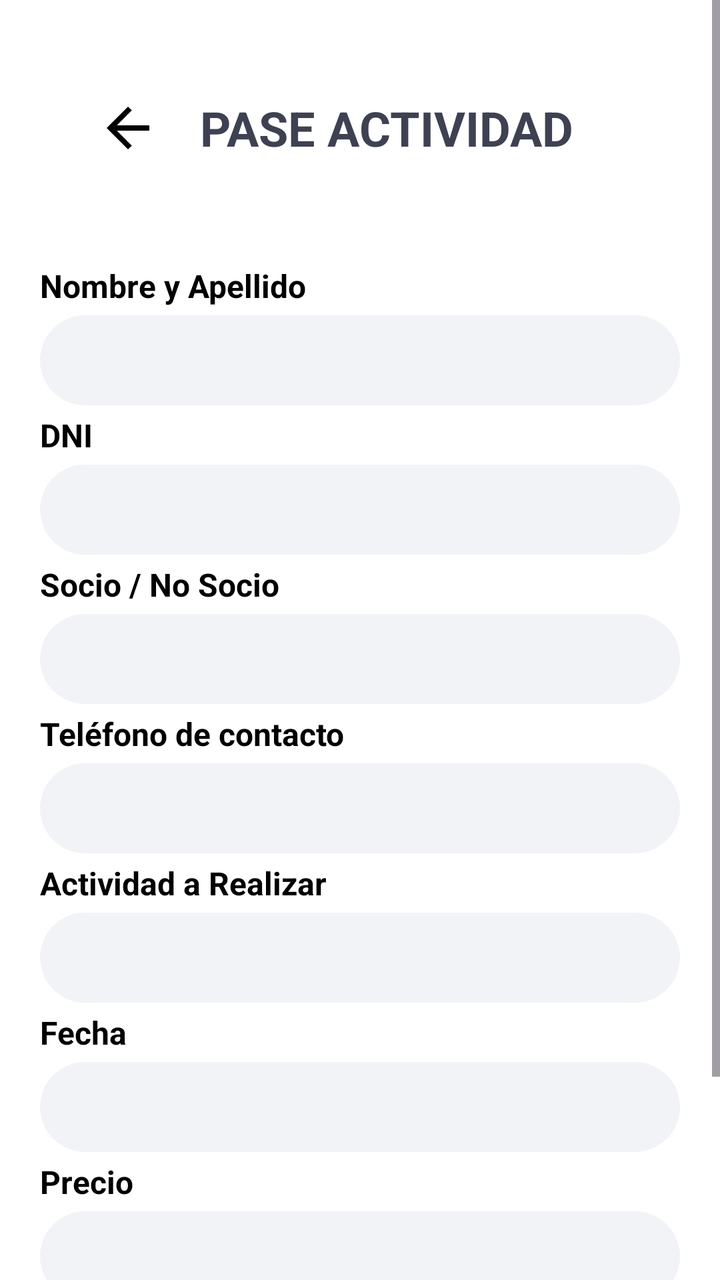
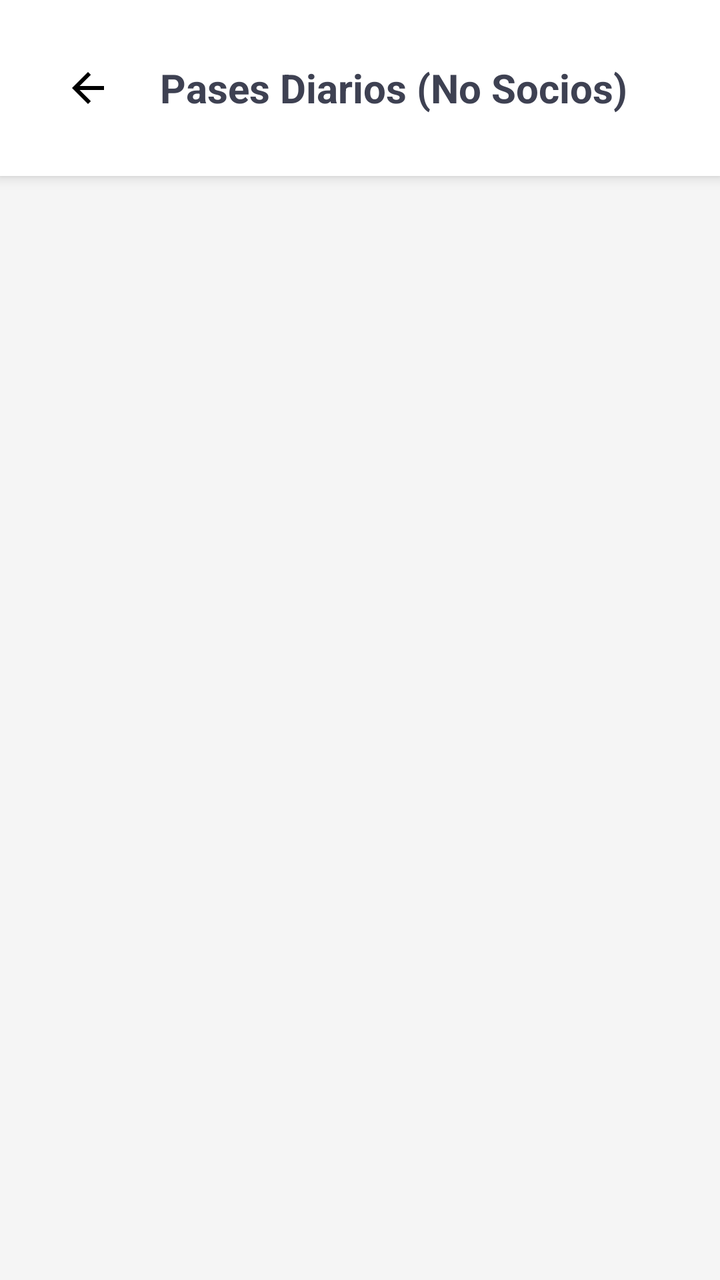

The first picture is an Android layout as it rendered before a commit; the second is the same layout after the commit. The layout source and the unified diff follow.
<!-- AndroidManifest.xml: application theme Theme.ClubDeportivoDAM -->
<!-- res/layout/activity_pase_actividad.xml -->
<?xml version="1.0" encoding="utf-8"?>
<ScrollView xmlns:android="http://schemas.android.com/apk/res/android"
    android:layout_width="match_parent"
    android:layout_height="match_parent"
    android:background="#FFFFFF">

    <LinearLayout
        android:layout_width="match_parent"
        android:layout_height="wrap_content"
        android:orientation="vertical"
        android:padding="20dp">
        <RelativeLayout
            android:layout_width="match_parent"
            android:layout_height="wrap_content"
            android:padding="20dp"
            android:layout_marginBottom="20dp">

            <ImageButton
                android:id="@+id/btnBackToPanel"
                android:layout_width="48dp"
                android:layout_height="48dp"
                android:layout_alignParentStart="true"
                android:layout_centerVertical="true"
                android:background="?attr/selectableItemBackgroundBorderless"
                android:contentDescription="Volver"
                android:padding="8dp"
                android:scaleType="fitCenter"
                android:src="@drawable/ic_arrow_back" />

            <TextView
                android:layout_width="wrap_content"
                android:layout_height="wrap_content"
                android:layout_toEndOf="@id/btnBackToPanel"
                android:layout_centerVertical="true"
                android:layout_marginStart="12dp"
                android:text="PASE ACTIVIDAD"
                android:textColor="#3E4152"
                android:textSize="24sp"
                android:textStyle="bold" />

        </RelativeLayout>



        <TextView style="@style/LabelStyle" android:text="Nombre y Apellido" />
        <EditText style="@style/InputStyle" android:inputType="textPersonName" />

        <TextView style="@style/LabelStyle" android:text="DNI" />
        <EditText style="@style/InputStyle" android:inputType="number" />

        <TextView style="@style/LabelStyle" android:text="Socio / No Socio" />
        <EditText style="@style/InputStyle" android:inputType="text" />

        <TextView style="@style/LabelStyle" android:text="Teléfono de contacto" />
        <EditText style="@style/InputStyle" android:inputType="phone" />

        <TextView style="@style/LabelStyle" android:text="Actividad a Realizar" />
        <EditText style="@style/InputStyle" android:inputType="text" />

        <TextView style="@style/LabelStyle" android:text="Fecha" />
        <EditText style="@style/InputStyle" android:inputType="date" />

        <TextView style="@style/LabelStyle" android:text="Precio" />
        <EditText style="@style/InputStyle" android:inputType="numberDecimal" />

        <androidx.appcompat.widget.AppCompatButton
            android:id="@+id/btnEmitir"
            android:layout_width="200dp"
            android:layout_height="60dp"
            android:layout_gravity="center_horizontal"
            android:layout_marginTop="30dp"
            android:background="@drawable/boton_emitir_pase"
            android:text="Emitir Pase"
            android:textAllCaps="false"
            android:textColor="#FFFFFF"
            android:textSize="18sp"
            android:textStyle="bold" />

    </LinearLayout>
</ScrollView>
<!-- resources referenced by this layout -->
<resources>
  <!-- drawable boton_emitir_pase (drawable) -->
  <?xml version="1.0" encoding="utf-8"?>
  <shape xmlns:android="http://schemas.android.com/apk/res/android">
      <solid android:color="#004D40" /> <corners android:radius="4dp" /> </shape>
  <!-- drawable ic_arrow_back (drawable) -->
  <vector xmlns:android="http://schemas.android.com/apk/res/android" android:autoMirrored="true" android:height="24dp" android:tint="#000000" android:viewportHeight="960" android:viewportWidth="960" android:width="24dp">
        
      <path android:fillColor="@android:color/white" android:pathData="M313,520L537,744L480,800L160,480L480,160L537,216L313,440L800,440L800,520L313,520Z"/>
      
  </vector>
  <style name="InputStyle">
      <item name="android:layout_width">match_parent</item>
      <item name="android:layout_height">45dp</item>
      <item name="android:background">@drawable/input_field</item>
      <item name="android:paddingHorizontal">12dp</item>
      <item name="android:textColor">#3E4152</item>
      <item name="android:textSize">14sp</item>
  </style>
  <style name="LabelStyle">
      <item name="android:layout_width">match_parent</item>
      <item name="android:layout_height">wrap_content</item>
      <item name="android:textColor">#000000</item>
      <item name="android:textSize">16sp</item>
      <item name="android:textStyle">bold</item>
      <item name="android:layout_marginTop">4dp</item>
      <item name="android:layout_marginBottom">4dp</item>
  </style>
  <style name="Theme.ClubDeportivoDAM" parent="Base.Theme.ClubDeportivoDAM" />
  <!-- drawable input_field (drawable) -->
  <?xml version="1.0" encoding="utf-8"?>
  <shape xmlns:android="http://schemas.android.com/apk/res/android">
      <solid android:color="#F2F3F7" /> <corners android:radius="30dp" />
  </shape>
  <style name="Base.Theme.ClubDeportivoDAM" parent="Theme.Material3.DayNight.NoActionBar">
          
          
      </style>
</resources>

<!-- the commit's change to res/layout/activity_pase_actividad.xml (unified diff, before → after) -->
@@ -1,80 +1,41 @@
 <?xml version="1.0" encoding="utf-8"?>
-<ScrollView xmlns:android="http://schemas.android.com/apk/res/android"
+<LinearLayout xmlns:android="http://schemas.android.com/apk/res/android"
     android:layout_width="match_parent"
     android:layout_height="match_parent"
-    android:background="#FFFFFF">
+    android:orientation="vertical"
+    android:background="#F5F5F5">
 
-    <LinearLayout
+    <RelativeLayout
         android:layout_width="match_parent"
         android:layout_height="wrap_content"
-        android:orientation="vertical"
-        android:padding="20dp">
-        <RelativeLayout
-            android:layout_width="match_parent"
+        android:padding="20dp"
+        android:background="#FFFFFF"
+        android:elevation="4dp">
+
+        <ImageButton
+            android:id="@+id/btnBackToPanel"
+            android:layout_width="48dp"
+            android:layout_height="48dp"
+            android:background="?attr/selectableItemBackgroundBorderless"
+            android:src="@drawable/ic_arrow_back" />
+
+        <TextView
+            android:layout_width="wrap_content"
             android:layout_height="wrap_content"
-            android:padding="20dp"
-            android:layout_marginBottom="20dp">
+            android:layout_toEndOf="@id/btnBackToPanel"
+            android:layout_centerVertical="true"
+            android:layout_marginStart="12dp"
+            android:text="Pases Diarios (No Socios)"
+            android:textColor="#3E4152"
+            android:textSize="20sp"
+            android:textStyle="bold" />
+    </RelativeLayout>
 
-            <ImageButton
-                android:id="@+id/btnBackToPanel"
-                android:layout_width="48dp"
-                android:layout_height="48dp"
-                android:layout_alignParentStart="true"
-                android:layout_centerVertical="true"
-                android:background="?attr/selectableItemBackgroundBorderless"
-                android:contentDescription="Volver"
-                android:padding="8dp"
-                android:scaleType="fitCenter"
-                android:src="@drawable/ic_arrow_back" />
+    <androidx.recyclerview.widget.RecyclerView
+        android:id="@+id/rvNoSocios"
+        android:layout_width="match_parent"
+        android:layout_height="match_parent"
+        android:padding="10dp"
+        android:clipToPadding="false" />
 
-            <TextView
-                android:layout_width="wrap_content"
-                android:layout_height="wrap_content"
-                android:layout_toEndOf="@id/btnBackToPanel"
-                android:layout_centerVertical="true"
-                android:layout_marginStart="12dp"
-                android:text="PASE ACTIVIDAD"
-                android:textColor="#3E4152"
-                android:textSize="24sp"
-                android:textStyle="bold" />
-
-        </RelativeLayout>
-
-
-
-        <TextView style="@style/LabelStyle" android:text="Nombre y Apellido" />
-        <EditText style="@style/InputStyle" android:inputType="textPersonName" />
-
-        <TextView style="@style/LabelStyle" android:text="DNI" />
-        <EditText style="@style/InputStyle" android:inputType="number" />
-
-        <TextView style="@style/LabelStyle" android:text="Socio / No Socio" />
-        <EditText style="@style/InputStyle" android:inputType="text" />
-
-        <TextView style="@style/LabelStyle" android:text="Teléfono de contacto" />
-        <EditText style="@style/InputStyle" android:inputType="phone" />
-
-        <TextView style="@style/LabelStyle" android:text="Actividad a Realizar" />
-        <EditText style="@style/InputStyle" android:inputType="text" />
-
-        <TextView style="@style/LabelStyle" android:text="Fecha" />
-        <EditText style="@style/InputStyle" android:inputType="date" />
-
-        <TextView style="@style/LabelStyle" android:text="Precio" />
-        <EditText style="@style/InputStyle" android:inputType="numberDecimal" />
-
-        <androidx.appcompat.widget.AppCompatButton
-            android:id="@+id/btnEmitir"
-            android:layout_width="200dp"
-            android:layout_height="60dp"
-            android:layout_gravity="center_horizontal"
-            android:layout_marginTop="30dp"
-            android:background="@drawable/boton_emitir_pase"
-            android:text="Emitir Pase"
-            android:textAllCaps="false"
-            android:textColor="#FFFFFF"
-            android:textSize="18sp"
-            android:textStyle="bold" />
-
-    </LinearLayout>
-</ScrollView>
+</LinearLayout>
<!-- resource entries referenced after the edit -->
@@ -1,38 +1,12 @@
 <!-- resources referenced by this layout -->
 <resources>
-  <!-- drawable boton_emitir_pase (drawable) -->
-  <?xml version="1.0" encoding="utf-8"?>
-  <shape xmlns:android="http://schemas.android.com/apk/res/android">
-      <solid android:color="#004D40" /> <corners android:radius="4dp" /> </shape>
   <!-- drawable ic_arrow_back (drawable) -->
   <vector xmlns:android="http://schemas.android.com/apk/res/android" android:autoMirrored="true" android:height="24dp" android:tint="#000000" android:viewportHeight="960" android:viewportWidth="960" android:width="24dp">
         
       <path android:fillColor="@android:color/white" android:pathData="M313,520L537,744L480,800L160,480L480,160L537,216L313,440L800,440L800,520L313,520Z"/>
       
   </vector>
-  <style name="InputStyle">
-      <item name="android:layout_width">match_parent</item>
-      <item name="android:layout_height">45dp</item>
-      <item name="android:background">@drawable/input_field</item>
-      <item name="android:paddingHorizontal">12dp</item>
-      <item name="android:textColor">#3E4152</item>
-      <item name="android:textSize">14sp</item>
-  </style>
-  <style name="LabelStyle">
-      <item name="android:layout_width">match_parent</item>
-      <item name="android:layout_height">wrap_content</item>
-      <item name="android:textColor">#000000</item>
-      <item name="android:textSize">16sp</item>
-      <item name="android:textStyle">bold</item>
-      <item name="android:layout_marginTop">4dp</item>
-      <item name="android:layout_marginBottom">4dp</item>
-  </style>
   <style name="Theme.ClubDeportivoDAM" parent="Base.Theme.ClubDeportivoDAM" />
-  <!-- drawable input_field (drawable) -->
-  <?xml version="1.0" encoding="utf-8"?>
-  <shape xmlns:android="http://schemas.android.com/apk/res/android">
-      <solid android:color="#F2F3F7" /> <corners android:radius="30dp" />
-  </shape>
   <style name="Base.Theme.ClubDeportivoDAM" parent="Theme.Material3.DayNight.NoActionBar">
           
           
